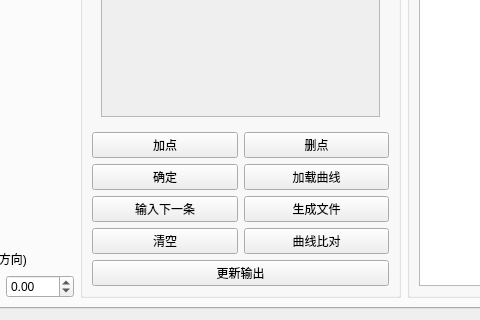
The window that pages/pagepath.ui (BUPT-RobotTeam/ToolBox) describes before a commit, drawn with Qt 5; both pictures show x 433 to 913 and y 595 to 915 of the 1216 by 915 pixel window.
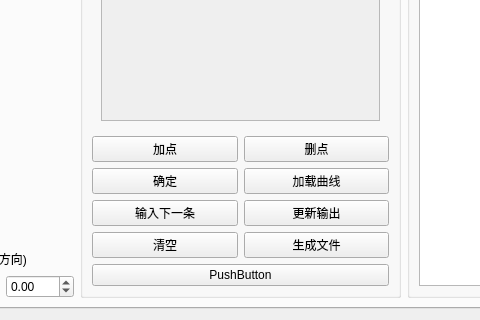
The same window after the commit. Icons and pictures are not drawn. Custom widgets are drawn as their Qt base class.

What changed in the file:
```diff
--- a/pages/pagepath.ui
+++ b/pages/pagepath.ui
@@ -735,9 +735,9 @@
              </widget>
             </item>
             <item>
-             <widget class="QPushButton" name="Button_create_file">
+             <widget class="QPushButton" name="Button_update_point">
               <property name="text">
-               <string>生成文件</string>
+               <string>更新输出</string>
               </property>
              </widget>
             </item>
@@ -753,18 +753,18 @@
              </widget>
             </item>
             <item>
-             <widget class="QPushButton" name="Button_cmp">
+             <widget class="QPushButton" name="Button_create_file">
               <property name="text">
-               <string>曲线比对</string>
+               <string>生成文件</string>
               </property>
              </widget>
             </item>
            </layout>
           </item>
           <item>
-           <widget class="QPushButton" name="Button_update_point">
+           <widget class="QPushButton" name="button">
             <property name="text">
-             <string>更新输出</string>
+             <string>PushButton</string>
             </property>
            </widget>
           </item>
```
Left out of the diff: 2 changed lines with no effect on the pictures.
